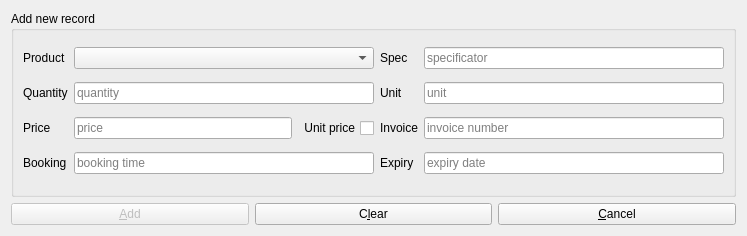
Old version of the form src/ui/AddBatchRecordWidget.ui in the repository wnt-zhp/zarlock-cpp.
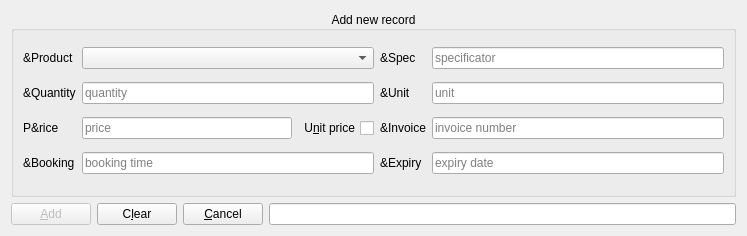
New version of the form. Custom widgets are drawn as their Qt base class.

Diff of the .ui file:
```diff
--- a/src/ui/AddBatchRecordWidget.ui
+++ b/src/ui/AddBatchRecordWidget.ui
@@ -19,12 +19,12 @@
      <property name="title">
       <string>Add new record</string>
      </property>
+     <property name="alignment">
+      <set>Qt::AlignCenter</set>
+     </property>
      <layout class="QGridLayout" name="gridLayout" rowstretch="0,0,0,0">
       <item row="0" column="1">
        <widget class="QComboBox" name="combo_products">
-        <property name="editable">
-         <bool>false</bool>
-        </property>
         <property name="insertPolicy">
          <enum>QComboBox::NoInsert</enum>
         </property>
@@ -33,28 +33,28 @@
       <item row="0" column="0">
        <widget class="QLabel" name="label_products">
         <property name="text">
-         <string>Product</string>
+         <string>&amp;Product</string>
         </property>
        </widget>
       </item>
       <item row="1" column="0">
        <widget class="QLabel" name="label_qty">
         <property name="text">
-         <string>Quantity</string>
+         <string>&amp;Quantity</string>
         </property>
        </widget>
       </item>
       <item row="2" column="0">
        <widget class="QLabel" name="label_price">
         <property name="text">
-         <string>Price</string>
+         <string>P&amp;rice</string>
         </property>
        </widget>
       </item>
       <item row="3" column="0">
        <widget class="QLabel" name="label_book">
         <property name="text">
-         <string>Booking</string>
+         <string>&amp;Booking</string>
         </property>
        </widget>
       </item>
@@ -80,7 +80,7 @@
            <enum>Qt::RightToLeft</enum>
           </property>
           <property name="text">
-           <string>Unit price</string>
+           <string>U&amp;nit price</string>
           </property>
          </widget>
         </item>
@@ -96,28 +96,28 @@
       <item row="0" column="2">
        <widget class="QLabel" name="label_name">
         <property name="text">
-         <string>Spec</string>
+         <string>&amp;Spec</string>
         </property>
        </widget>
       </item>
       <item row="1" column="2">
        <widget class="QLabel" name="label_unit">
         <property name="text">
-         <string>Unit</string>
+         <string>&amp;Unit</string>
         </property>
        </widget>
       </item>
       <item row="2" column="2">
        <widget class="QLabel" name="label_invoice">
         <property name="text">
-         <string>Invoice</string>
+         <string>&amp;Invoice</string>
         </property>
        </widget>
       </item>
       <item row="3" column="2">
        <widget class="QLabel" name="label_expiry">
         <property name="text">
-         <string>Expiry</string>
+         <string>&amp;Expiry</string>
         </property>
        </widget>
       </item>
@@ -178,10 +178,40 @@
        </property>
       </widget>
      </item>
+     <item>
+      <widget class="QLineEdit" name="lineEdit"/>
+     </item>
     </layout>
    </item>
   </layout>
  </widget>
+ <customwidgets>
+  <customwidget>
+   <class>DateInput</class>
+   <extends>QLineEdit</extends>
+   <header>DateInput.h</header>
+  </customwidget>
+  <customwidget>
+   <class>UnitInput</class>
+   <extends>QLineEdit</extends>
+   <header>UnitInput.h</header>
+  </customwidget>
+  <customwidget>
+   <class>PriceInput</class>
+   <extends>QLineEdit</extends>
+   <header>PriceInput.h</header>
+  </customwidget>
+  <customwidget>
+   <class>QtyInput</class>
+   <extends>QLineEdit</extends>
+   <header>QtyInput.h</header>
+  </customwidget>
+  <customwidget>
+   <class>TextInput</class>
+   <extends>QLineEdit</extends>
+   <header>TextInput.h</header>
+  </customwidget>
+ </customwidgets>
  <tabstops>
   <tabstop>combo_products</tabstop>
   <tabstop>edit_spec</tabstop>
```
Left out of the diff: 14 changed lines with no effect on the pictures.
